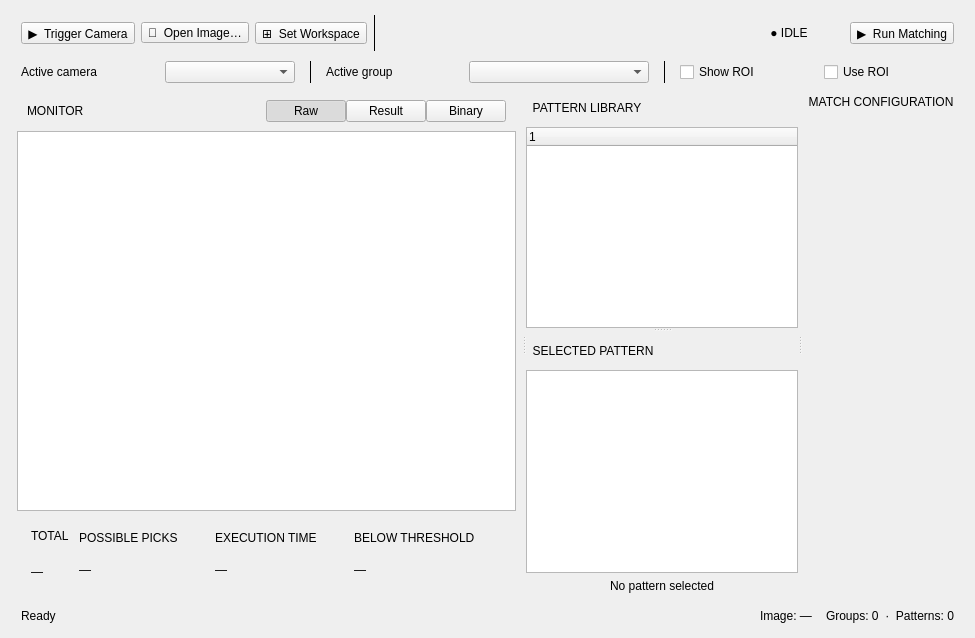
The window that src/form/task/localization_patterns_widget.ui (gstorm-b/VC_APP) describes before a commit, drawn with Qt 5.
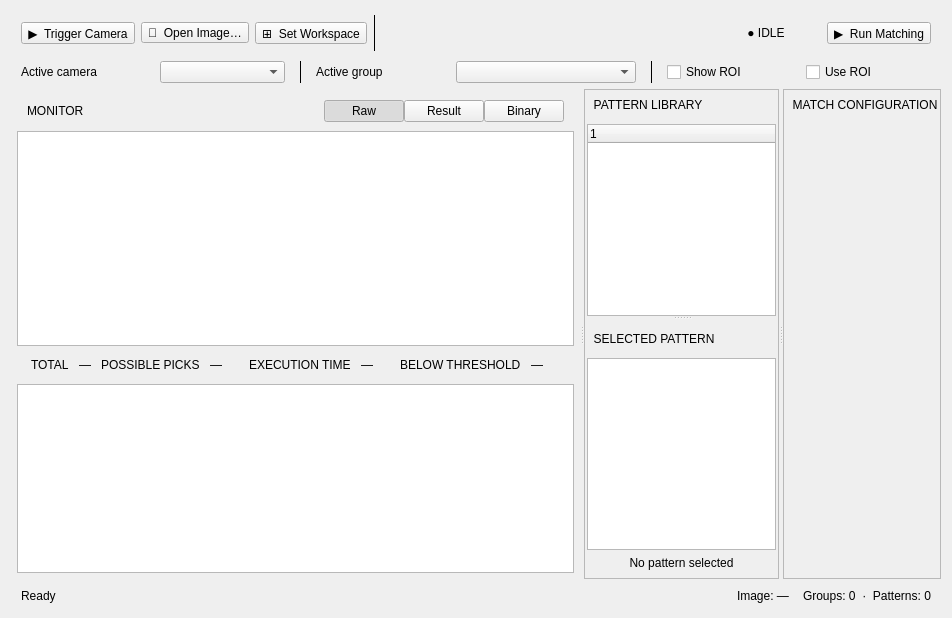
The same window after the commit. Custom widgets are drawn as their Qt base class.

```diff
--- a/src/form/task/localization_patterns_widget.ui
+++ b/src/form/task/localization_patterns_widget.ui
@@ -6,8 +6,8 @@
    <rect>
     <x>0</x>
     <y>0</y>
-    <width>975</width>
-    <height>638</height>
+    <width>952</width>
+    <height>618</height>
    </rect>
   </property>
   <property name="windowTitle">
@@ -489,7 +489,7 @@
          <property name="minimumSize">
           <size>
            <width>0</width>
-           <height>78</height>
+           <height>0</height>
           </size>
          </property>
          <property name="maximumSize">
@@ -529,6 +529,8 @@
               </property>
              </widget>
             </item>
+           </layout>
+          </item>
             <item>
              <widget class="QLabel" name="label_match_total_objects">
               <property name="text">
@@ -539,8 +541,6 @@
               </property>
              </widget>
             </item>
-           </layout>
-          </item>
           <item>
            <layout class="QVBoxLayout" name="vl_kpi_count">
             <property name="spacing">
@@ -556,6 +556,8 @@
               </property>
              </widget>
             </item>
+           </layout>
+          </item>
             <item>
              <widget class="QLabel" name="label_match_result_num">
               <property name="text">
@@ -566,8 +568,6 @@
               </property>
              </widget>
             </item>
-           </layout>
-          </item>
           <item>
            <widget class="QLabel" name="kpi_sep_1">
             <property name="text">
@@ -593,6 +593,8 @@
               </property>
              </widget>
             </item>
+           </layout>
+          </item>
             <item>
              <widget class="QLabel" name="label_match_execution_time">
               <property name="text">
@@ -603,8 +605,6 @@
               </property>
              </widget>
             </item>
-           </layout>
-          </item>
           <item>
            <widget class="QLabel" name="kpi_sep_2">
             <property name="text">
@@ -630,6 +630,8 @@
               </property>
              </widget>
             </item>
+           </layout>
+          </item>
             <item>
              <widget class="QLabel" name="label_match_lessthanlimit">
               <property name="text">
@@ -640,8 +642,6 @@
               </property>
              </widget>
             </item>
-           </layout>
-          </item>
           <item>
            <widget class="QLabel" name="kpi_sep_3">
             <property name="text">
@@ -655,6 +655,9 @@
          </layout>
         </widget>
        </item>
+       <item>
+        <widget class="QTableWidget" name="result_table"/>
+       </item>
       </layout>
      </widget>
      <widget class="QWidget" name="pane_library">
@@ -666,13 +669,34 @@
         <number>0</number>
        </property>
        <property name="topMargin">
-        <number>6</number>
+        <number>0</number>
        </property>
        <property name="rightMargin">
         <number>0</number>
        </property>
        <property name="bottomMargin">
         <number>0</number>
+       </property>
+       <item>
+        <widget class="FrameBox" name="frame_library">
+         <property name="frameShape">
+          <enum>QFrame::Shape::StyledPanel</enum>
+         </property>
+         <property name="frameShadow">
+          <enum>QFrame::Shadow::Raised</enum>
+         </property>
+         <layout class="QHBoxLayout" name="horizontalLayout_2">
+          <property name="leftMargin">
+           <number>2</number>
+          </property>
+          <property name="topMargin">
+           <number>2</number>
+          </property>
+          <property name="rightMargin">
+           <number>2</number>
+          </property>
+          <property name="bottomMargin">
+           <number>2</number>
        </property>
        <item>
         <widget class="QSplitter" name="splitter_thumb">
@@ -761,8 +785,11 @@
        </item>
       </layout>
      </widget>
+       </item>
+      </layout>
+     </widget>
      <widget class="QWidget" name="wg_property_container">
-      <layout class="QVBoxLayout" name="vl_props" stretch="0,1">
+      <layout class="QVBoxLayout" name="vl_props" stretch="0">
        <property name="spacing">
         <number>4</number>
        </property>
@@ -777,6 +804,30 @@
        </property>
        <property name="bottomMargin">
         <number>0</number>
+       </property>
+       <item>
+        <widget class="QFrame" name="frame">
+         <property name="frameShape">
+          <enum>QFrame::Shape::StyledPanel</enum>
+         </property>
+         <property name="frameShadow">
+          <enum>QFrame::Shadow::Raised</enum>
+         </property>
+         <layout class="QVBoxLayout" name="verticalLayout_3" stretch="0,1">
+          <property name="spacing">
+           <number>4</number>
+          </property>
+          <property name="leftMargin">
+           <number>2</number>
+          </property>
+          <property name="topMargin">
+           <number>2</number>
+          </property>
+          <property name="rightMargin">
+           <number>2</number>
+          </property>
+          <property name="bottomMargin">
+           <number>2</number>
        </property>
        <item>
         <widget class="QLabel" name="label_property_title">
@@ -799,6 +850,9 @@
        </item>
       </layout>
      </widget>
+       </item>
+      </layout>
+     </widget>
     </widget>
    </item>
    <item>
@@ -889,6 +943,12 @@
    <extends>QTreeWidget</extends>
    <header location="global">src/widgets/pattern_tree_widget.h</header>
   </customwidget>
+  <customwidget>
+   <class>FrameBox</class>
+   <extends>QFrame</extends>
+   <header location="global">form/widgets/frame_box.h</header>
+   <container>1</container>
+  </customwidget>
  </customwidgets>
  <resources/>
  <connections/>
```
Lines whose indentation alone changed are shown as unchanged.
